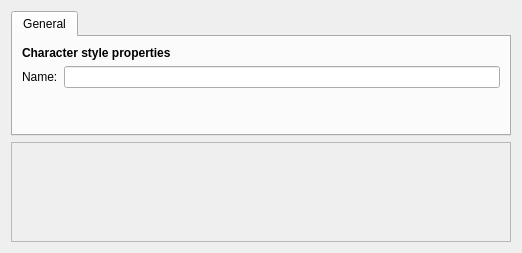
Above: plugins/textshape/dialogs/CharacterGeneral.ui from KDE/krita before the change. Below: the same form after it.
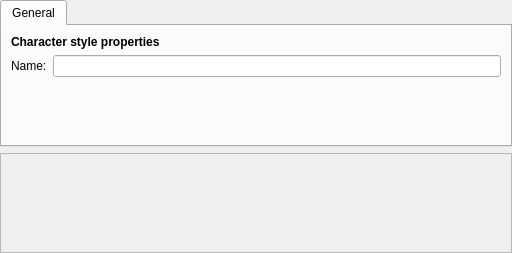
That is the form after the change. Custom widgets are drawn as their Qt base class.

Commit message:
Fix style manager layout;
BUG:196391

```diff
--- a/plugins/textshape/dialogs/CharacterGeneral.ui
+++ b/plugins/textshape/dialogs/CharacterGeneral.ui
@@ -1,15 +1,18 @@
 <ui version="4.0" >
  <class>CharacterGeneral</class>
- <widget class="QWidget" name="CharacterGeneral" >
-  <property name="geometry" >
+ <widget class="QWidget" name="CharacterGeneral">
+  <property name="geometry">
    <rect>
     <x>0</x>
     <y>0</y>
-    <width>508</width>
+    <width>512</width>
     <height>253</height>
    </rect>
   </property>
-  <layout class="QVBoxLayout" name="verticalLayout" >
+  <layout class="QVBoxLayout" name="verticalLayout">
+   <property name="margin">
+    <number>0</number>
+   </property>
    <item>
     <widget class="QTabWidget" name="tabs" >
      <property name="sizePolicy" >
```
Left out of the diff: 55 changed lines with no effect on the pictures. The commit also changes 5 other files.
